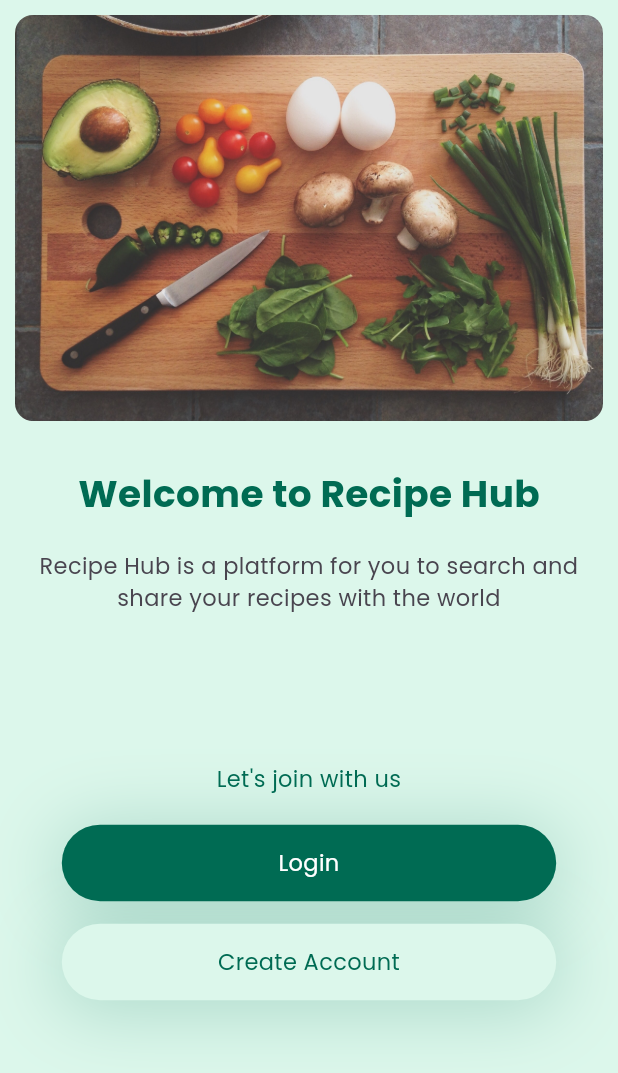
After one commit to nurdinahmadalawiyah/Recipe-Hub, a Flutter app: the screen it shows after launch, on a phone screen of 412 x 824 dp. The commit adds this screen. Shown: the top 1073 px of the screen. Run offline on Flutter 3.47's test engine with Material 2 defaults, Android fonts, the phone set to English and light mode, and no system bars; our stand-ins replace flutter_svg, google_fonts.

Commit message:
Add Welcome Screen

```diff
--- /dev/null
+++ b/lib/components/button_large.dart
@@ -0,0 +1,53 @@
+import 'package:flutter/material.dart';
+import 'package:google_fonts/google_fonts.dart';
+import 'package:recipe_hub/utils/colors.dart';
+
+class ButtonLarge extends StatelessWidget {
+  const ButtonLarge({
+    Key? key,
+    required this.size,
+    required this.text,
+    required this.backgroundColor,
+    required this.textColor,
+    required this.onPressed,
+  }) : super(key: key);
+
+  final Size size;
+  final String text;
+  final Color backgroundColor;
+  final Color textColor;
+  final void Function() onPressed;
+
+  @override
+  Widget build(BuildContext context) {
+    return InkWell(
+      onTap: onPressed,
+      borderRadius: BorderRadius.circular(50),
+      child: Ink(
+        width: size.width * 0.8,
+        decoration: BoxDecoration(
+          borderRadius: BorderRadius.circular(50),
+          color: backgroundColor,
+          boxShadow: [
+            BoxShadow(
+              color: primaryColor.withOpacity(0.2),
+              spreadRadius: 5,
+              blurRadius: 40,
+              offset: const Offset(0, 4),
+            ),
+          ],
+        ),
+        padding: const EdgeInsets.symmetric(vertical: 15),
+        child: Text(
+          text,
+          textAlign: TextAlign.center,
+          style: GoogleFonts.poppins(
+            fontSize: 15,
+            fontWeight: FontWeight.w400,
+            color: textColor,
+          ),
+        ),
+      ),
+    );
+  }
+}
--- a/lib/components/logo_components.dart
+++ b/lib/components/logo_components.dart
@@ -18,7 +18,7 @@ class LogoComponents extends StatelessWidget {
       children: <Widget>[
         SvgPicture.asset(
           "assets/icons/logo.svg",
-          height: size.height * 0.2,
+          height: size.height * 0.15,
         ),
         const SizedBox(
           height: 5,
@@ -29,7 +29,7 @@ class LogoComponents extends StatelessWidget {
             Text(
               "Recipe ",
               style: GoogleFonts.poppins(
-                fontSize: 33,
+                fontSize: 30,
                 fontWeight: FontWeight.w700,
                 color: primaryColor,
               ),
@@ -37,7 +37,7 @@ class LogoComponents extends StatelessWidget {
             Text(
               "Hub",
               style: GoogleFonts.poppins(
-                fontSize: 33,
+                fontSize: 30,
                 fontWeight: FontWeight.w700,
                 color: blackColor,
               ),
--- a/lib/screens/SplashScreen/splash_screen.dart
+++ b/lib/screens/SplashScreen/splash_screen.dart
@@ -3,6 +3,7 @@ import 'dart:async';
 import 'package:flutter/material.dart';
 import 'package:recipe_hub/components/logo_components.dart';
 import 'package:recipe_hub/screens/LoginScreen/login_screen.dart';
+import 'package:recipe_hub/screens/WelcomeScreen/welcome_screen.dart';
 import 'package:recipe_hub/utils/colors.dart';
 
 class SplashScreen extends StatefulWidget {
@@ -27,7 +28,7 @@ class _SplashScreenState extends State<SplashScreen> {
         Navigator.pushReplacement(
           context,
           MaterialPageRoute(
-            builder: (BuildContext context) => LoginScreen(),
+            builder: (BuildContext context) => WelcomeScreen(),
           ),
         );
       }
--- /dev/null
+++ b/lib/screens/WelcomeScreen/welcome_screen.dart
@@ -0,0 +1,92 @@
+import 'package:flutter/material.dart';
+import 'package:google_fonts/google_fonts.dart';
+import 'package:recipe_hub/components/button_large.dart';
+import 'package:recipe_hub/utils/colors.dart';
+
+class WelcomeScreen extends StatelessWidget {
+  const WelcomeScreen({Key? key}) : super(key: key);
+
+  @override
+  Widget build(BuildContext context) {
+    Size size = MediaQuery.of(context).size;
+    return Scaffold(
+      backgroundColor: secondaryColor,
+      body: SafeArea(
+        child: SingleChildScrollView(
+          child: Column(
+            children: [
+              Padding(
+                padding: const EdgeInsets.all(10.0),
+                child: ClipRRect(
+                  borderRadius: BorderRadius.circular(12),
+                  child: Image.asset("assets/images/welcome.jpg"),
+                ),
+              ),
+              const SizedBox(
+                height: 20,
+              ),
+              Text(
+                "Welcome to Recipe Hub",
+                style: GoogleFonts.poppins(
+                  fontSize: 25,
+                  fontWeight: FontWeight.w700,
+                  color: primaryColor,
+                ),
+              ),
+              const SizedBox(
+                height: 20,
+              ),
+              Padding(
+                padding: const EdgeInsets.symmetric(horizontal: 20),
+                child: Text(
+                  "Recipe Hub is a platform for you to search and share your recipes with the world",
+                  textAlign: TextAlign.center,
+                  style: GoogleFonts.poppins(
+                    fontSize: 15,
+                    fontWeight: FontWeight.w400,
+                    color: darkgreyColor,
+                  ),
+                ),
+              ),
+              const SizedBox(
+                height: 100,
+              ),
+              Padding(
+                padding: const EdgeInsets.symmetric(horizontal: 20),
+                child: Text(
+                  "Let's join with us",
+                  textAlign: TextAlign.center,
+                  style: GoogleFonts.poppins(
+                    fontSize: 15,
+                    fontWeight: FontWeight.w400,
+                    color: primaryColor,
+                  ),
+                ),
+              ),
+              const SizedBox(
+                height: 20,
+              ),
+              ButtonLarge(
+                onPressed: () {},
+                size: size,
+                text: "Login",
+                backgroundColor: primaryColor,
+                textColor: whiteColor,
+              ),
+              const SizedBox(
+                height: 15,
+              ),
+              ButtonLarge(
+                onPressed: () {},
+                size: size,
+                text: "Create Account",
+                backgroundColor: secondaryColor,
+                textColor: primaryColor,
+              ),
+            ],
+          ),
+        ),
+      ),
+    );
+  }
+}
--- a/lib/utils/colors.dart
+++ b/lib/utils/colors.dart
@@ -5,3 +5,4 @@ const secondaryColor = Color(0xFFDCF7EB);
 const tertiaryColor = Color(0xFFD8E9BE);
 const whiteColor = Color(0xFFFFFFFF);
 const blackColor = Color(0xFF000000);
+const darkgreyColor = Color(0xFF49454F);
```
Also changed, not shown: assets/images/welcome.jpg (added).
